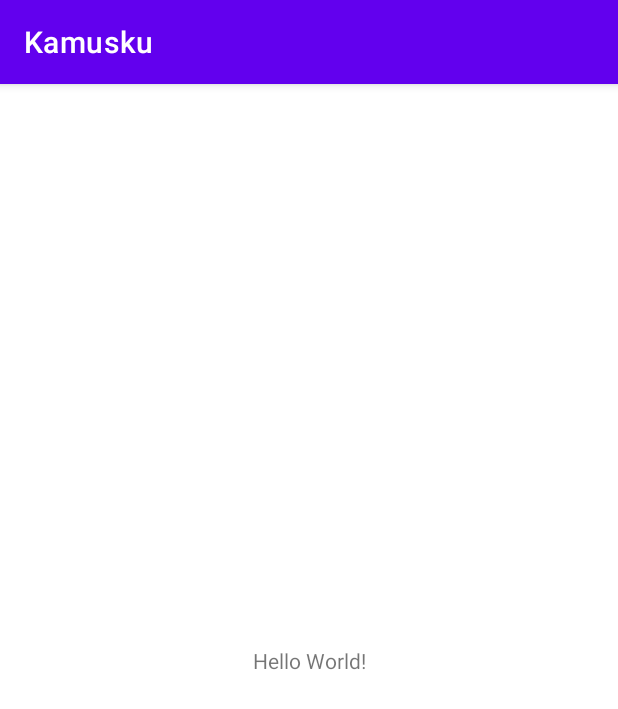
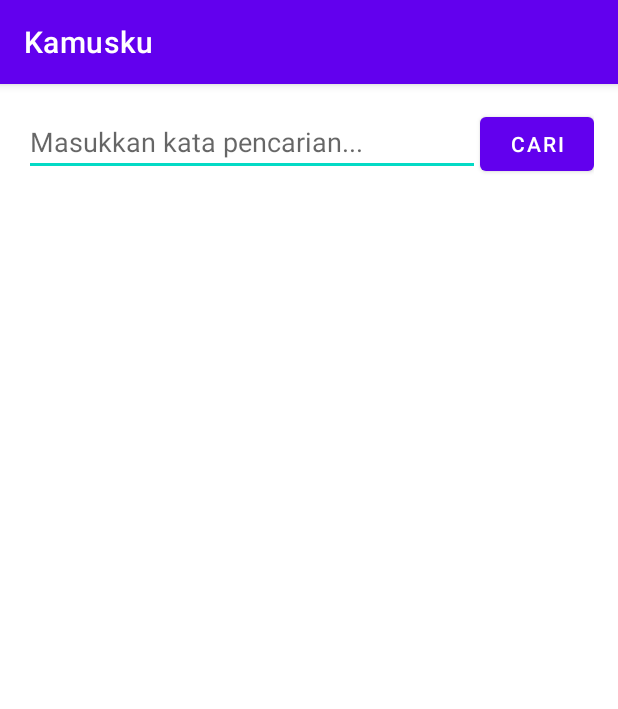
Before and after one commit to Chandradinta/Kamusku, an Android app: the screen it shows after launch (MainActivity), on a phone screen of 412 x 824 dp. Shown: the top 709 px of the screen. Run offline under Robolectric (Android 15) with nearby library versions, the phone set to English and light mode, and no system bars.

```diff
--- a/app/src/main/res/layout/activity_main.xml
+++ b/app/src/main/res/layout/activity_main.xml
@@ -1,18 +1,41 @@
 <?xml version="1.0" encoding="utf-8"?>
-<androidx.constraintlayout.widget.ConstraintLayout xmlns:android="http://schemas.android.com/apk/res/android"
+<RelativeLayout xmlns:android="http://schemas.android.com/apk/res/android"
     xmlns:app="http://schemas.android.com/apk/res-auto"
     xmlns:tools="http://schemas.android.com/tools"
     android:layout_width="match_parent"
     android:layout_height="match_parent"
+    android:padding="16dp"
     tools:context=".activities.MainActivity">
 
-    <TextView
-        android:layout_width="wrap_content"
+    <LinearLayout
+        android:id="@+id/ll_search"
+        android:layout_width="match_parent"
         android:layout_height="wrap_content"
-        android:text="Hello World!"
-        app:layout_constraintBottom_toBottomOf="parent"
-        app:layout_constraintEnd_toEndOf="parent"
-        app:layout_constraintStart_toStartOf="parent"
-        app:layout_constraintTop_toTopOf="parent" />
+        android:orientation="horizontal"
+        android:weightSum="1">
 
-</androidx.constraintlayout.widget.ConstraintLayout>
+        <EditText
+            android:id="@+id/et_search"
+            android:layout_width="0dp"
+            android:layout_height="wrap_content"
+            android:layout_weight="0.8"
+            android:hint="Masukkan kata pencarian..."/>
+
+        <Button
+            android:id="@+id/btn_search"
+            android:layout_width="0dp"
+            android:layout_height="wrap_content"
+            android:layout_weight="0.2"
+            android:text="Cari"/>
+
+    </LinearLayout>
+
+    <androidx.recyclerview.widget.RecyclerView
+        android:id="@+id/rv_kamus"
+        android:layout_width="match_parent"
+        android:layout_height="match_parent"
+        android:layout_below="@+id/ll_search"
+        android:layout_marginTop="8dp"
+        tools:listitem="@layout/item_kamus"/>
+
+</RelativeLayout>
```
Also changed, not shown: app/src/main/java/masterous/si6a/kamusku/databases/KamusHelper.java (+24 -0 lines), app/src/main/res/layout/item_kamus.xml (added, +26 -0 lines).
